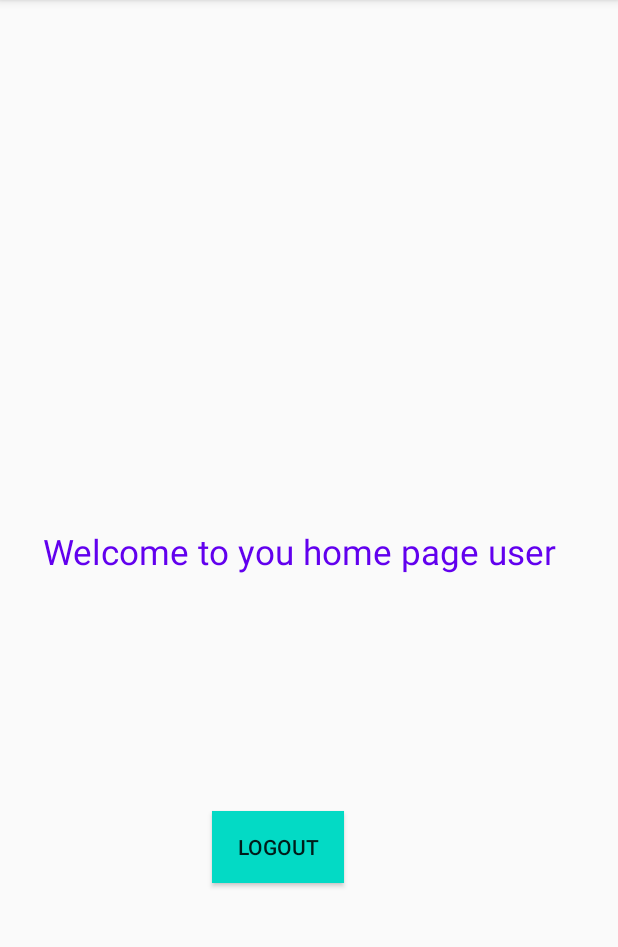
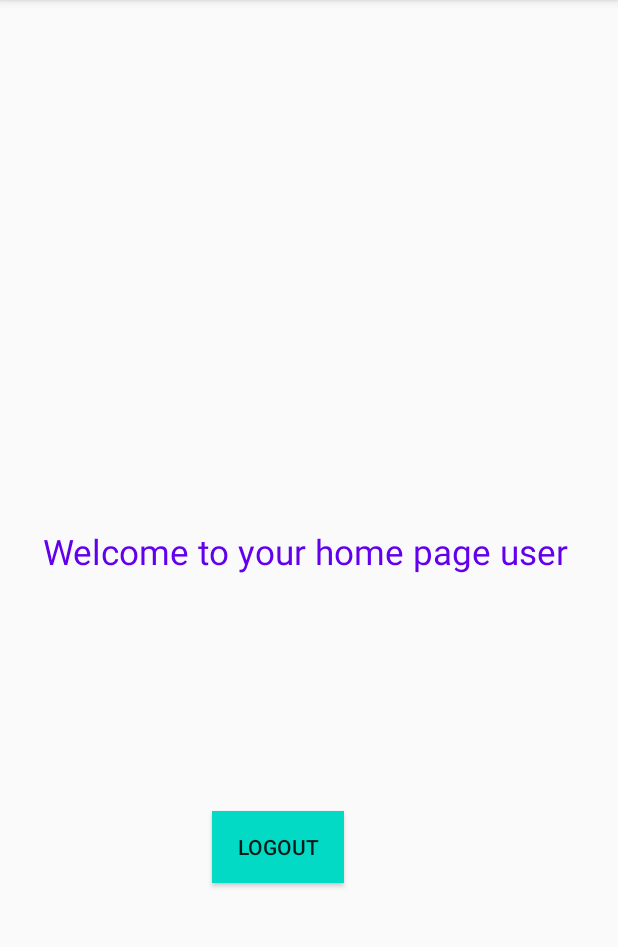
Before and after one commit to sabdj2020/WebProgramming, an Android app: the HomePage screen opened directly, with no data from a screen before it, on a phone screen of 412 x 824 dp, the part 84-1031 px from its top. Run offline under Robolectric (Android 15) with nearby library versions, the phone set to English and light mode, and no system bars.

Commit message:
mobile-icp1

```diff
--- a/MOBILE-ICP1/AppLogin/app/src/main/res/layout/activity_home_page.xml
+++ b/MOBILE-ICP1/AppLogin/app/src/main/res/layout/activity_home_page.xml
@@ -10,7 +10,7 @@
         android:id="@+id/home"
         android:layout_width="355dp"
         android:layout_height="64dp"
-        android:text="Welcome to you home page user"
+        android:text="Welcome to your home page user"
         android:textColor="@color/colorPrimary"
         android:textSize="35px"
         app:layout_constraintBottom_toBottomOf="parent"
```
Also changed, not shown: 3 other files.
